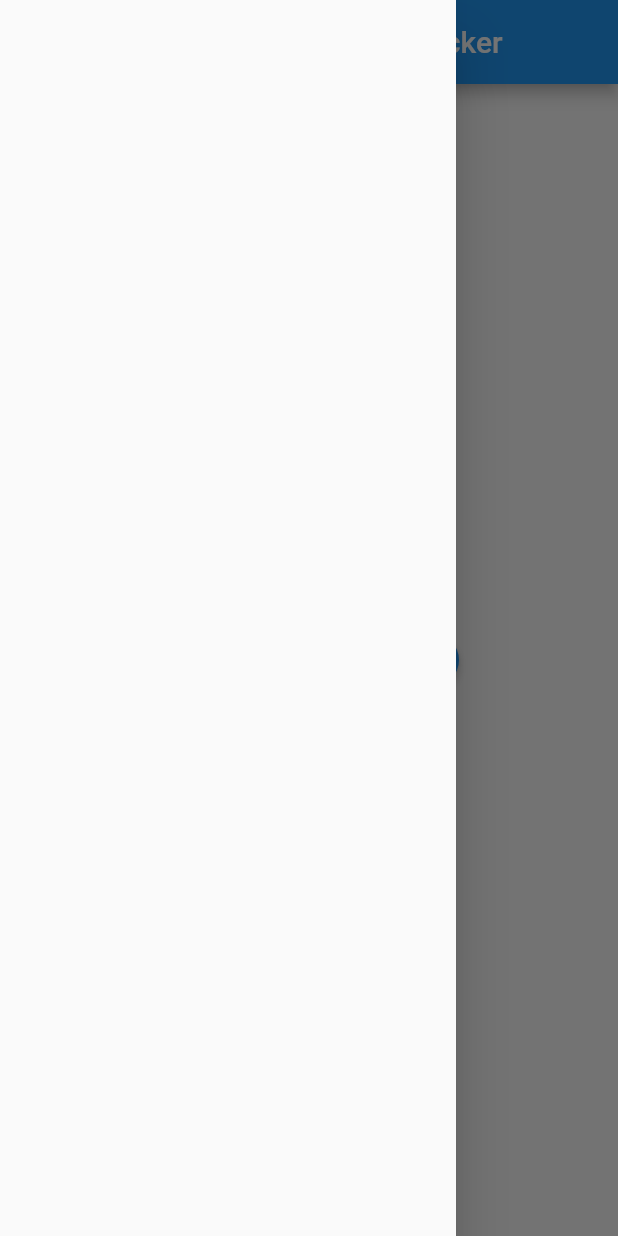
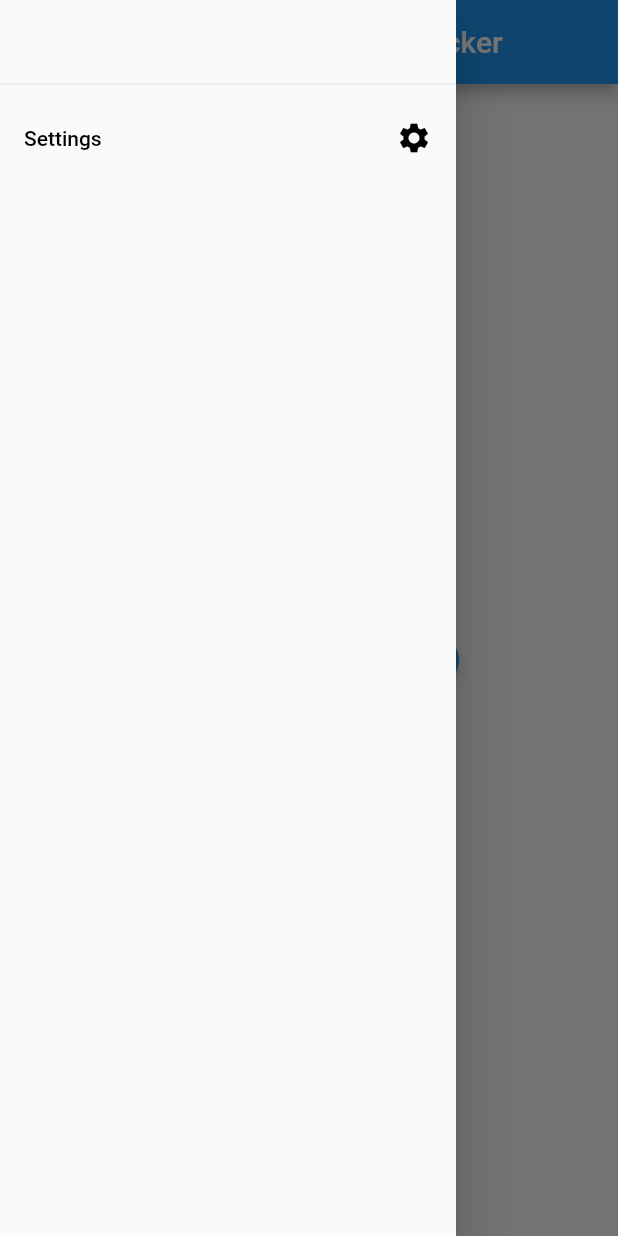
Before and after one commit to scheiermannandre/my_time, a Flutter app: the screen it shows after launch, with the side drawer open, on a phone screen of 412 x 824 dp. Run offline on Flutter 3.47's test engine with Material 2 defaults, Android fonts, the phone set to English and light mode, and no system bars.

Commit message:
added Settings listtile and empty SettingsPage

```diff
--- /dev/null
+++ b/lib/pages/settings.dart
@@ -0,0 +1,16 @@
+import 'package:flutter/src/widgets/container.dart';
+import 'package:flutter/src/widgets/framework.dart';
+
+class Settings extends StatefulWidget {
+  const Settings({super.key});
+
+  @override
+  State<Settings> createState() => _SettingsState();
+}
+
+class _SettingsState extends State<Settings> {
+  @override
+  Widget build(BuildContext context) {
+    return Container();
+  }
+}
--- a/lib/widgets/custom_drawer.dart
+++ b/lib/widgets/custom_drawer.dart
@@ -7,6 +7,31 @@ class CustomDrawer extends StatelessWidget {
 
   @override
   Widget build(BuildContext context) {
-    return Drawer();
+    return Drawer(
+      child: ListView(
+        // Important: Remove any padding from the ListView.
+        padding: EdgeInsets.zero,
+        children: [
+          const SizedBox(
+            height: 64.0,
+            child: DrawerHeader(
+              decoration: BoxDecoration(),
+              child: Text(""),
+            ),
+          ),
+          ListTile(
+            trailing: const Icon(
+              Icons.settings,
+              color: Colors.black,
+            ),
+            title: const Text(
+              "Settings",
+              style: TextStyle(color: Colors.black),
+            ),
+            onTap: () async {},
+          ),
+        ],
+      ),
+    );
   }
 }
```
